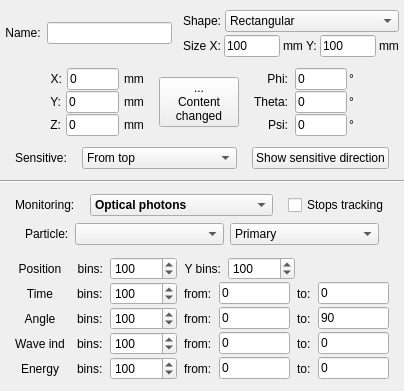
First picture: the form in src/gui/MainWindowTools/amonitordelegateform.ui, repository andrmor/ANTS2, before the edit.
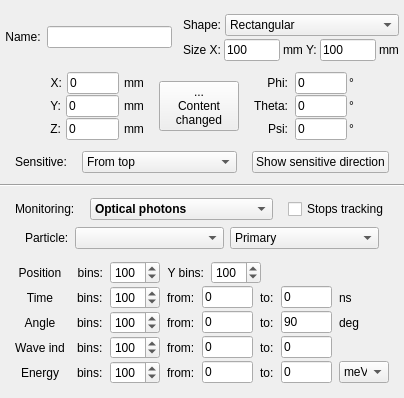
Second picture: the form after the edit.

```diff
--- a/src/gui/MainWindowTools/amonitordelegateform.ui
+++ b/src/gui/MainWindowTools/amonitordelegateform.ui
@@ -7,7 +7,7 @@
     <x>0</x>
     <y>0</y>
     <width>404</width>
-    <height>391</height>
+    <height>398</height>
    </rect>
   </property>
   <property name="windowTitle">
@@ -744,6 +744,12 @@
          </item>
          <item>
           <widget class="QSpinBox" name="sbXbins">
+           <property name="minimumSize">
+            <size>
+             <width>50</width>
+             <height>0</height>
+            </size>
+           </property>
            <property name="minimum">
             <number>1</number>
            </property>
@@ -767,6 +773,12 @@
          </item>
          <item>
           <widget class="QSpinBox" name="sbYbins">
+           <property name="minimumSize">
+            <size>
+             <width>50</width>
+             <height>0</height>
+            </size>
+           </property>
            <property name="minimum">
             <number>1</number>
            </property>
@@ -785,7 +797,7 @@
            </property>
            <property name="sizeHint" stdset="0">
             <size>
-             <width>40</width>
+             <width>1000</width>
              <height>20</height>
             </size>
            </property>
@@ -807,6 +819,12 @@
          </item>
          <item>
           <widget class="QSpinBox" name="sbTimeBins">
+           <property name="minimumSize">
+            <size>
+             <width>50</width>
+             <height>0</height>
+            </size>
+           </property>
            <property name="minimum">
             <number>1</number>
            </property>
@@ -827,6 +845,12 @@
          </item>
          <item>
           <widget class="QLineEdit" name="ledTimeFrom">
+           <property name="sizePolicy">
+            <sizepolicy hsizetype="Preferred" vsizetype="Fixed">
+             <horstretch>0</horstretch>
+             <verstretch>0</verstretch>
+            </sizepolicy>
+           </property>
            <property name="toolTip">
             <string>in ns</string>
            </property>
@@ -852,6 +876,25 @@
            </property>
           </widget>
          </item>
+         <item>
+          <widget class="QLabel" name="label_29">
+           <property name="sizePolicy">
+            <sizepolicy hsizetype="Fixed" vsizetype="Preferred">
+             <horstretch>0</horstretch>
+             <verstretch>0</verstretch>
+            </sizepolicy>
+           </property>
+           <property name="minimumSize">
+            <size>
+             <width>50</width>
+             <height>0</height>
+            </size>
+           </property>
+           <property name="text">
+            <string>ns</string>
+           </property>
+          </widget>
+         </item>
         </layout>
        </item>
        <item>
@@ -868,6 +911,12 @@
          </item>
          <item>
           <widget class="QSpinBox" name="sbAngleBins">
+           <property name="minimumSize">
+            <size>
+             <width>50</width>
+             <height>0</height>
+            </size>
+           </property>
            <property name="minimum">
             <number>1</number>
            </property>
@@ -913,6 +962,25 @@
            </property>
           </widget>
          </item>
+         <item>
+          <widget class="QLabel" name="label_30">
+           <property name="sizePolicy">
+            <sizepolicy hsizetype="Fixed" vsizetype="Preferred">
+             <horstretch>0</horstretch>
+             <verstretch>0</verstretch>
+            </sizepolicy>
+           </property>
+           <property name="minimumSize">
+            <size>
+             <width>50</width>
+             <height>0</height>
+            </size>
+           </property>
+           <property name="text">
+            <string>deg</string>
+           </property>
+          </widget>
+         </item>
         </layout>
        </item>
        <item>
@@ -932,6 +1000,12 @@
          </item>
          <item>
           <widget class="QSpinBox" name="sbWaveBins">
+           <property name="minimumSize">
+            <size>
+             <width>50</width>
+             <height>0</height>
+            </size>
+           </property>
            <property name="minimum">
             <number>1</number>
            </property>
@@ -977,6 +1051,25 @@
            </property>
           </widget>
          </item>
+         <item>
+          <widget class="QLabel" name="labWaveUnits">
+           <property name="sizePolicy">
+            <sizepolicy hsizetype="Fixed" vsizetype="Preferred">
+             <horstretch>0</horstretch>
+             <verstretch>0</verstretch>
+            </sizepolicy>
+           </property>
+           <property name="minimumSize">
+            <size>
+             <width>50</width>
+             <height>0</height>
+            </size>
+           </property>
+           <property name="text">
+            <string> </string>
+           </property>
+          </widget>
+         </item>
         </layout>
        </item>
        <item>
@@ -996,6 +1089,12 @@
          </item>
          <item>
           <widget class="QSpinBox" name="sbEnergyBins">
+           <property name="minimumSize">
+            <size>
+             <width>50</width>
+             <height>0</height>
+            </size>
+           </property>
            <property name="minimum">
             <number>1</number>
            </property>
@@ -1041,6 +1140,42 @@
            </property>
           </widget>
          </item>
+         <item>
+          <widget class="QComboBox" name="cobEnergyUnits">
+           <property name="sizePolicy">
+            <sizepolicy hsizetype="Fixed" vsizetype="Fixed">
+             <horstretch>0</horstretch>
+             <verstretch>0</verstretch>
+            </sizepolicy>
+           </property>
+           <property name="minimumSize">
+            <size>
+             <width>50</width>
+             <height>0</height>
+            </size>
+           </property>
+           <item>
+            <property name="text">
+             <string>meV</string>
+            </property>
+           </item>
+           <item>
+            <property name="text">
+             <string>eV</string>
+            </property>
+           </item>
+           <item>
+            <property name="text">
+             <string>keV</string>
+            </property>
+           </item>
+           <item>
+            <property name="text">
+             <string>MeV</string>
+            </property>
+           </item>
+          </widget>
+         </item>
         </layout>
        </item>
       </layout>
```
Left out of the diff: 46 changed lines with no effect on the pictures.
